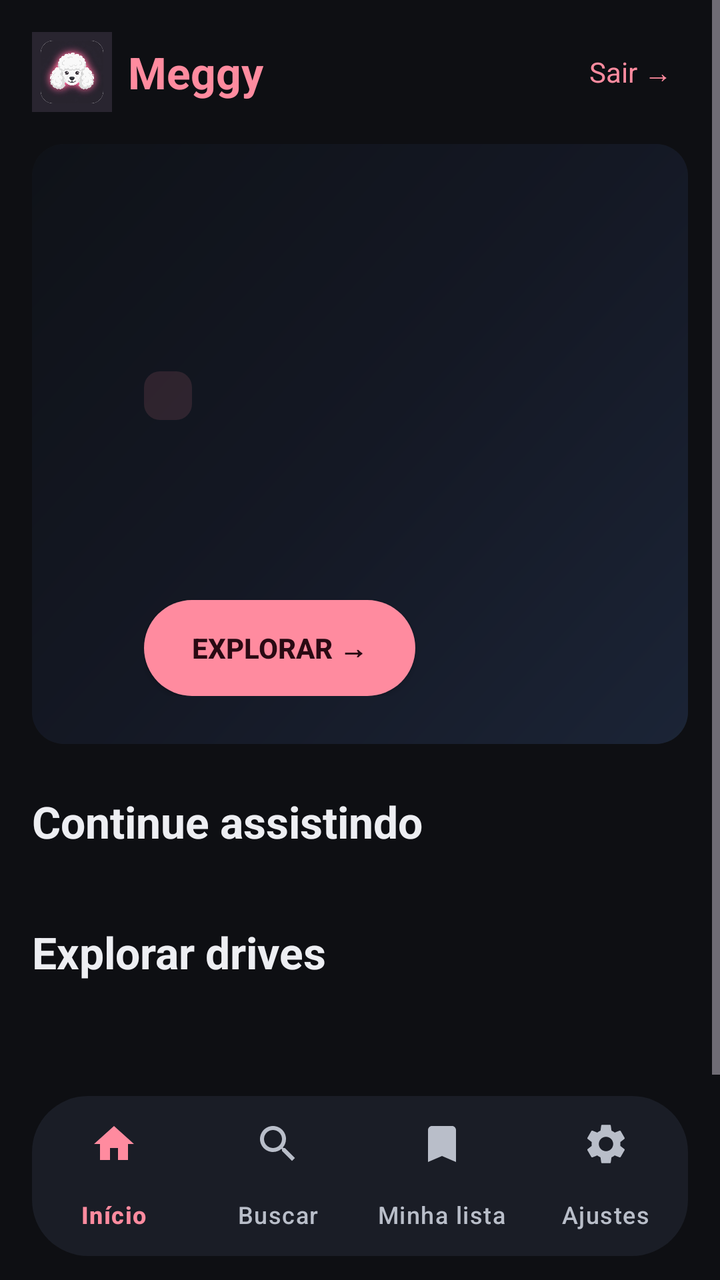
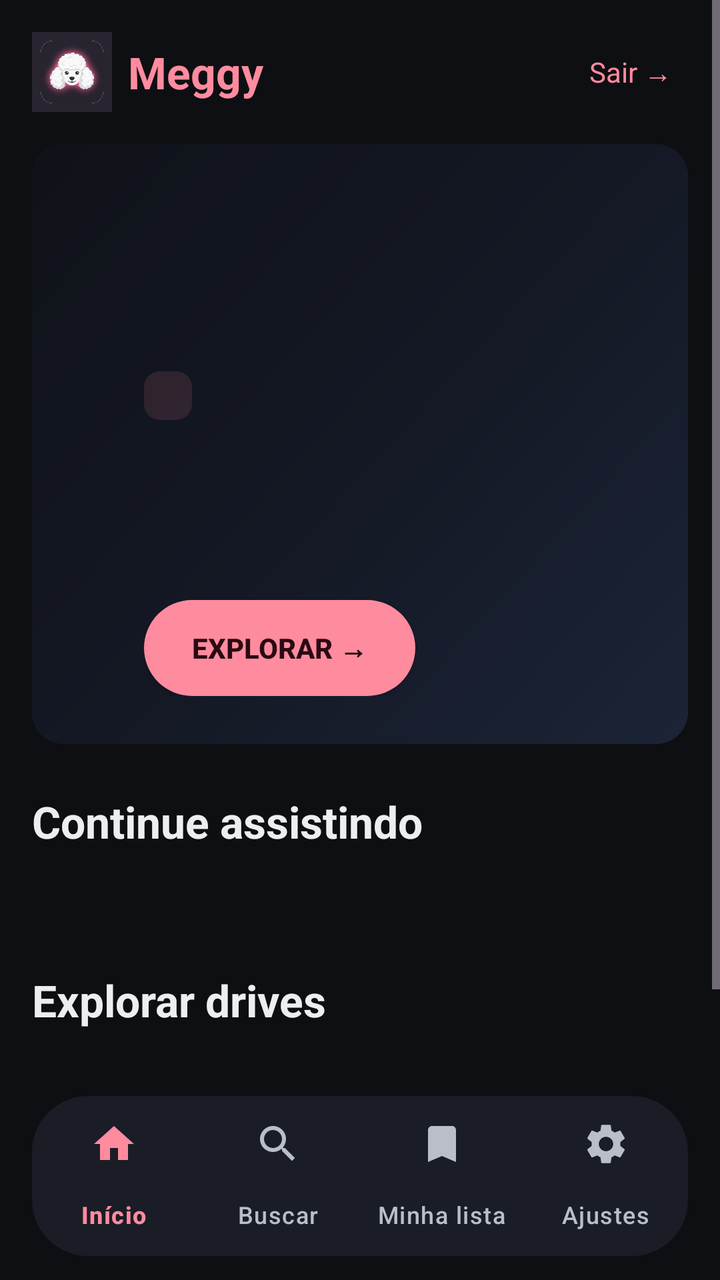

The first picture is an Android layout as it rendered before a commit; the second is the same layout after the commit. The layout source and the unified diff follow.
<!-- AndroidManifest.xml: application theme Theme.Meggy -->
<!-- res/layout/activity_home.xml -->
<?xml version="1.0" encoding="utf-8"?>
<LinearLayout xmlns:android="http://schemas.android.com/apk/res/android"
    xmlns:app="http://schemas.android.com/apk/res-auto"
    android:layout_width="match_parent"
    android:layout_height="match_parent"
    android:background="@color/md_background"
    android:orientation="vertical">

    <ScrollView
        android:layout_width="match_parent"
        android:layout_height="0dp"
        android:layout_weight="1"
        android:fillViewport="true">

        <LinearLayout
            android:layout_width="match_parent"
            android:layout_height="wrap_content"
            android:orientation="vertical"
            android:paddingHorizontal="@dimen/content_margin"
            android:paddingTop="@dimen/spacing_lg"
            android:paddingBottom="@dimen/spacing_lg">

            
            <LinearLayout
                android:layout_width="match_parent"
                android:layout_height="wrap_content"
                android:gravity="center_vertical"
                android:orientation="horizontal">

                <ImageView
                    android:layout_width="40dp"
                    android:layout_height="40dp"
                    android:layout_marginEnd="@dimen/spacing_sm"
                    android:contentDescription="@string/app_name"
                    android:src="@drawable/ic_launcher_foreground_img" />

                <TextView
                    android:layout_width="0dp"
                    android:layout_height="wrap_content"
                    android:layout_weight="1"
                    android:text="@string/app_name"
                    android:textColor="@color/md_primary"
                    android:textSize="@dimen/text_topbar_title"
                    android:textStyle="bold" />

                <TextView
                    android:id="@+id/topSair"
                    android:layout_width="wrap_content"
                    android:layout_height="wrap_content"
                    android:clickable="true"
                    android:focusable="true"
                    android:background="@drawable/focus_ring_transparent"
                    android:focusableInTouchMode="true"
                    android:padding="@dimen/spacing_sm"
                    android:text="@string/home_logout"
                    android:textColor="@color/md_primary"
                    android:textSize="@dimen/text_topbar_action" />
            </LinearLayout>

            
            <com.google.android.material.card.MaterialCardView
                android:id="@+id/heroCard"
                android:layout_width="match_parent"
                android:layout_height="@dimen/hero_height"
                android:layout_marginTop="@dimen/spacing_lg"
                app:cardCornerRadius="@dimen/radius_lg"
                app:cardElevation="@dimen/elevation_0"
                app:cardBackgroundColor="@color/tile_bg">

                <FrameLayout
                    android:layout_width="match_parent"
                    android:layout_height="match_parent">

                    <View
                        android:id="@+id/heroBg"
                        android:layout_width="match_parent"
                        android:layout_height="match_parent"
                        android:background="@drawable/hero_dark_gradient" />

                    
                    <ImageView
                        android:id="@+id/heroImage"
                        android:layout_width="match_parent"
                        android:layout_height="match_parent"
                        android:scaleType="centerCrop"
                        android:visibility="gone"
                        android:contentDescription="@string/thumb_desc" />

                    <View
                        android:id="@+id/heroScrim"
                        android:layout_width="match_parent"
                        android:layout_height="match_parent"
                        android:background="@drawable/tile_overlay_bottom"
                        android:visibility="gone" />

                    <LinearLayout
                        android:layout_width="match_parent"
                        android:layout_height="wrap_content"
                        android:layout_gravity="bottom|start"
                        android:orientation="vertical"
                        android:paddingHorizontal="@dimen/hero_text_padding_side"
                        android:paddingVertical="@dimen/spacing_xl">

                        <TextView
                            android:id="@+id/heroBadge"
                            android:layout_width="wrap_content"
                            android:layout_height="wrap_content"
                            android:background="@drawable/chip_badge"
                            android:paddingHorizontal="@dimen/spacing_md"
                            android:paddingVertical="@dimen/spacing_xs"
                            android:textColor="@color/md_primary"
                            android:textSize="@dimen/text_hero_badge"
                            android:textStyle="bold" />

                        <TextView
                            android:id="@+id/heroTitle"
                            android:layout_width="match_parent"
                            android:layout_height="wrap_content"
                            android:layout_marginTop="@dimen/spacing_sm"
                            android:ellipsize="end"
                            android:maxLines="2"
                            android:textColor="@color/md_on_surface"
                            android:textSize="@dimen/text_hero_title"
                            android:textStyle="bold" />

                        <TextView
                            android:id="@+id/heroSubtitle"
                            android:layout_width="match_parent"
                            android:layout_height="wrap_content"
                            android:layout_marginTop="4dp"
                            android:ellipsize="end"
                            android:maxLines="2"
                            android:textColor="@color/md_on_surface_variant"
                            android:textSize="@dimen/text_hero_subtitle" />

                        <androidx.appcompat.widget.AppCompatButton
                            android:id="@+id/heroPlay"
                            android:layout_width="wrap_content"
                            android:layout_height="48dp"
                            android:layout_marginTop="@dimen/spacing_lg"
                            android:background="@drawable/btn_primary_pill"
                            android:paddingHorizontal="@dimen/spacing_xl"
                            android:text="@string/explore_cta"
                            android:textColor="@color/md_on_primary"
                            android:textSize="@dimen/text_button"
                            android:textStyle="bold" />

                    </LinearLayout>

                </FrameLayout>
            </com.google.android.material.card.MaterialCardView>

            
            <LinearLayout
                android:id="@+id/featuredSection"
                android:layout_width="match_parent"
                android:layout_height="wrap_content"
                android:layout_marginTop="@dimen/spacing_xl"
                android:orientation="vertical"
                android:visibility="gone">

                <TextView
                    android:layout_width="match_parent"
                    android:layout_height="wrap_content"
                    android:text="@string/continue_from_where"
                    android:textColor="@color/md_on_surface"
                    android:textSize="@dimen/text_section_title"
                    android:textStyle="bold" />

                <com.google.android.material.card.MaterialCardView
                    android:id="@+id/featured_card"
                    android:layout_width="match_parent"
                    android:layout_height="wrap_content"
                    android:layout_marginTop="@dimen/spacing_md"
                    app:cardCornerRadius="@dimen/radius_lg"
                    app:cardElevation="@dimen/elevation_0"
                    app:cardBackgroundColor="@color/tile_bg">

                    <LinearLayout
                        android:layout_width="match_parent"
                        android:layout_height="wrap_content"
                        android:orientation="horizontal"
                        android:padding="@dimen/spacing_lg">

                        <FrameLayout
                            android:layout_width="200dp"
                            android:layout_height="112dp">

                            <View
                                android:id="@+id/featuredBg"
                                android:layout_width="match_parent"
                                android:layout_height="match_parent"
                                android:background="@drawable/hero_dark_gradient" />

                            <ImageView
                                android:id="@+id/featuredThumb"
                                android:layout_width="match_parent"
                                android:layout_height="match_parent"
                                android:scaleType="centerCrop"
                                android:visibility="gone"
                                android:contentDescription="@string/thumb_desc" />

                            <TextView
                                android:id="@+id/featuredFallbackIcon"
                                android:layout_width="match_parent"
                                android:layout_height="match_parent"
                                android:gravity="center"
                                android:textColor="@color/tile_title"
                                android:textSize="@dimen/text_monogram"
                                android:textStyle="bold"
                                android:alpha="0.95" />
                        </FrameLayout>

                        <LinearLayout
                            android:layout_width="0dp"
                            android:layout_height="wrap_content"
                            android:layout_marginStart="@dimen/spacing_lg"
                            android:layout_weight="1"
                            android:orientation="vertical">

                            <TextView
                                android:id="@+id/featuredTitle"
                                android:layout_width="match_parent"
                                android:layout_height="wrap_content"
                                android:ellipsize="end"
                                android:maxLines="2"
                                android:textColor="@color/md_on_surface"
                                android:textSize="@dimen/text_card_title"
                                android:textStyle="bold" />

                            <TextView
                                android:id="@+id/featuredSubtitle"
                                android:layout_width="match_parent"
                                android:layout_height="wrap_content"
                                android:layout_marginTop="2dp"
                                android:ellipsize="end"
                                android:maxLines="1"
                                android:textColor="@color/md_on_surface_variant"
                                android:textSize="@dimen/text_card_subtitle" />

                            <ProgressBar
                                android:id="@+id/featuredProgress"
                                style="?android:attr/progressBarStyleHorizontal"
                                android:layout_width="match_parent"
                                android:layout_height="4dp"
                                android:layout_marginTop="@dimen/spacing_sm"
                                android:max="100"
                                android:progressDrawable="@drawable/progress_horizontal" />

                            <TextView
                                android:id="@+id/featuredProgressText"
                                android:layout_width="match_parent"
                                android:layout_height="wrap_content"
                                android:layout_marginTop="4dp"
                                android:textColor="@color/md_primary"
                                android:textSize="@dimen/text_card_progress" />

                            <TextView
                                android:id="@+id/featuredTimeText"
                                android:layout_width="match_parent"
                                android:layout_height="wrap_content"
                                android:layout_marginTop="2dp"
                                android:textColor="@color/md_on_surface_variant"
                                android:textSize="@dimen/text_card_progress" />

                            <androidx.appcompat.widget.AppCompatButton
                                android:id="@+id/featuredContinue"
                                android:layout_width="wrap_content"
                                android:layout_height="48dp"
                                android:layout_marginTop="@dimen/spacing_md"
                                android:background="@drawable/btn_primary_pill"
                                android:paddingHorizontal="@dimen/spacing_xl"
                                android:text="@string/cta_continue"
                                android:textColor="@color/md_on_primary"
                                android:textSize="@dimen/text_button"
                                android:textStyle="bold" />
                        </LinearLayout>
                    </LinearLayout>
                </com.google.android.material.card.MaterialCardView>
            </LinearLayout>

            
            <TextView
                android:id="@+id/labelContinue"
                android:layout_width="match_parent"
                android:layout_height="wrap_content"
                android:layout_marginTop="@dimen/spacing_xl"
                android:text="@string/continue_watching"
                android:textColor="@color/md_on_surface"
                android:textSize="@dimen/text_section_title"
                android:textStyle="bold" />

            <androidx.recyclerview.widget.RecyclerView
                android:id="@+id/railContinue"
                android:layout_width="match_parent"
                android:layout_height="wrap_content"
                android:layout_marginTop="@dimen/spacing_md"
                android:clipToPadding="false"
                android:overScrollMode="never" />

            
            <TextView
                android:id="@+id/labelDrives"
                android:layout_width="match_parent"
                android:layout_height="wrap_content"
                android:layout_marginTop="@dimen/spacing_xl"
                android:text="@string/explore_drives"
                android:textColor="@color/md_on_surface"
                android:textSize="@dimen/text_section_title"
                android:textStyle="bold" />

            <androidx.recyclerview.widget.RecyclerView
                android:id="@+id/railDrives"
                android:layout_width="match_parent"
                android:layout_height="wrap_content"
                android:layout_marginTop="@dimen/spacing_md"
                android:clipToPadding="false"
                android:overScrollMode="never" />

            <TextView
                android:id="@+id/footerVersion"
                android:layout_width="match_parent"
                android:layout_height="wrap_content"
                android:layout_marginTop="@dimen/spacing_xl"
                android:gravity="center"
                android:textColor="@color/md_on_surface_variant"
                android:textSize="@dimen/text_footer" />
        </LinearLayout>
    </ScrollView>

    
    <com.google.android.material.bottomnavigation.BottomNavigationView
        android:id="@+id/bottomNav"
        android:layout_width="match_parent"
        android:layout_height="wrap_content"
        android:layout_marginHorizontal="@dimen/content_margin"
        android:layout_marginBottom="@dimen/spacing_md"
        android:background="@drawable/nav_bar_background"
        android:elevation="@dimen/elevation_3"
        app:itemActiveIndicatorStyle="@style/NavIndicatorPill"
        app:itemIconTint="@color/bottom_nav_item_color"
        app:itemTextColor="@color/bottom_nav_item_color"
        app:labelVisibilityMode="labeled"
        app:menu="@menu/bottom_nav_menu" />
</LinearLayout>
<!-- resources referenced by this layout -->
<resources>
  <color name="md_background">#FF0E0F13</color>
  <color name="md_on_primary">#FF2A0A13</color>
  <color name="md_on_surface">#FFEDEEF2</color>
  <color name="md_on_surface_variant">#FFB9BEC9</color>
  <color name="md_primary">#FFFF8B9F</color>
  <color name="tile_bg">#FF14161C</color>
  <color name="tile_title">#FFFFFFFF</color>
  <dimen name="content_margin">16dp</dimen>
  <dimen name="elevation_0">0dp</dimen>
  <dimen name="elevation_3">3dp</dimen>
  <dimen name="hero_height">300dp</dimen>
  <dimen name="hero_text_padding_side">56dp</dimen>
  <dimen name="radius_lg">16dp</dimen>
  <dimen name="spacing_lg">16dp</dimen>
  <dimen name="spacing_md">12dp</dimen>
  <dimen name="spacing_sm">8dp</dimen>
  <dimen name="spacing_xl">24dp</dimen>
  <dimen name="spacing_xs">4dp</dimen>
  <dimen name="text_button">14sp</dimen>
  <dimen name="text_card_progress">12sp</dimen>
  <dimen name="text_card_subtitle">14sp</dimen>
  <dimen name="text_card_title">16sp</dimen>
  <dimen name="text_footer">12sp</dimen>
  <dimen name="text_hero_badge">12sp</dimen>
  <dimen name="text_hero_subtitle">16sp</dimen>
  <dimen name="text_hero_title">30sp</dimen>
  <dimen name="text_monogram">28sp</dimen>
  <dimen name="text_section_title">22sp</dimen>
  <dimen name="text_topbar_action">14sp</dimen>
  <dimen name="text_topbar_title">22sp</dimen>
  <!-- drawable chip_badge (drawable) -->
  <?xml version="1.0" encoding="utf-8"?>
  <shape xmlns:android="http://schemas.android.com/apk/res/android"
      android:shape="rectangle">
      <corners android:radius="@dimen/radius_sm" />
      <solid android:color="@color/hero_badge_bg" />
  </shape>
  <!-- drawable nav_bar_background (drawable) -->
  <?xml version="1.0" encoding="utf-8"?>
  <shape xmlns:android="http://schemas.android.com/apk/res/android"
      android:shape="rectangle">
      <corners android:radius="28dp" />
      <solid android:color="@color/md_surface_container" />
  </shape>
  <string name="app_name">Meggy</string>
  <string name="continue_from_where">Continuar de onde parou</string>
  <string name="continue_watching">Continue assistindo</string>
  <string name="cta_continue">▶ Continuar assistindo</string>
  <string name="explore_cta">Explorar →</string>
  <string name="explore_drives">Explorar drives</string>
  <string name="home_logout">Sair →</string>
  <string name="thumb_desc">Thumbnail da aula</string>
  <style name="NavIndicatorPill" parent="Widget.Material3.BottomNavigationView.ActiveIndicator">
          <item name="android:background">@drawable/nav_indicator_pill</item>
      </style>
  <dimen name="radius_pill">64dp</dimen>
  <dimen name="radius_sm">8dp</dimen>
  <color name="hero_badge_bg">#1FFF8B9F</color>
  <dimen name="radius_md">12dp</dimen>
  <color name="tile_bg_focused">#FF1E212B</color>
  <dimen name="focus_ring_width">3dp</dimen>
  <color name="tile_focus_ring">#FFFF8B9F</color>
  <color name="md_surface_container">#FF1A1D26</color>
  <color name="progress_track">#33FFFFFF</color>
  <!-- drawable nav_indicator_pill (drawable) -->
  <?xml version="1.0" encoding="utf-8"?>
  <shape xmlns:android="http://schemas.android.com/apk/res/android"
      android:shape="rectangle">
      <corners android:radius="@dimen/radius_pill" />
      <solid android:color="@color/hero_badge_bg" />
  </shape>
  <color name="md_primary_container">#FF3A2029</color>
  <color name="md_on_primary_container">#FFFFD9E0</color>
  <color name="md_secondary">#FFB3A6B0</color>
  <color name="md_on_secondary">#FF221A20</color>
  <color name="md_secondary_container">#FF2B2530</color>
  <color name="md_on_secondary_container">#FFE8DDE6</color>
  <color name="md_surface">#FF14161C</color>
  <color name="md_surface_variant">#FF1E212B</color>
  <color name="md_on_background">#FFEDEEF2</color>
  <color name="md_outline">#FF3D4356</color>
  <color name="md_outline_variant">#FF262A36</color>
  <color name="md_error">#FFCF6679</color>
  <color name="md_on_error">#FF600014</color>
  <!-- unchanged entries left out for length: 8 -->
</resources>

<!-- the commit's change to res/layout/activity_home.xml (unified diff, before → after) -->
@@ -16,6 +16,7 @@
             android:layout_width="match_parent"
             android:layout_height="wrap_content"
             android:orientation="vertical"
+            android:clipChildren="false"
             android:paddingHorizontal="@dimen/content_margin"
             android:paddingTop="@dimen/spacing_lg"
             android:paddingBottom="@dimen/spacing_lg">
@@ -290,12 +291,16 @@
                 android:textSize="@dimen/text_section_title"
                 android:textStyle="bold" />
 
+            
             <androidx.recyclerview.widget.RecyclerView
                 android:id="@+id/railContinue"
                 android:layout_width="match_parent"
                 android:layout_height="wrap_content"
                 android:layout_marginTop="@dimen/spacing_md"
                 android:clipToPadding="false"
+                android:paddingHorizontal="16dp"
+                android:paddingVertical="12dp"
+                android:clipChildren="false"
                 android:overScrollMode="never" />
 
             
@@ -309,12 +314,16 @@
                 android:textSize="@dimen/text_section_title"
                 android:textStyle="bold" />
 
+            
             <androidx.recyclerview.widget.RecyclerView
                 android:id="@+id/railDrives"
                 android:layout_width="match_parent"
                 android:layout_height="wrap_content"
                 android:layout_marginTop="@dimen/spacing_md"
                 android:clipToPadding="false"
+                android:paddingHorizontal="16dp"
+                android:paddingVertical="12dp"
+                android:clipChildren="false"
                 android:overScrollMode="never" />
 
             <TextView
